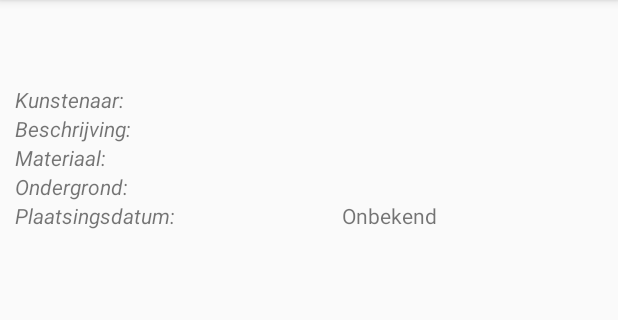
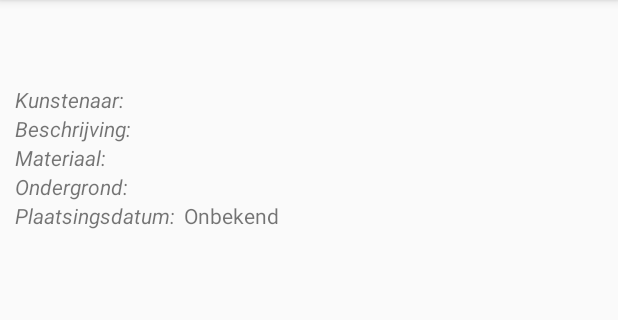
Before and after one commit to marcello505/Programmeren3Project, an Android app: the DetailActivity screen opened directly, with no data from a screen before it, on a phone screen of 412 x 824 dp, the part 84-404 px from its top. Run offline under Robolectric (Android 15) with nearby library versions, the phone set to English and light mode, and no system bars; pictures from the network do not load.

Commit message:
Layout change

```diff
--- a/Project/app/src/main/res/layout-land/activity_detail.xml
+++ b/Project/app/src/main/res/layout-land/activity_detail.xml
@@ -51,7 +51,7 @@
             android:id="@+id/tv_activity_detail_kunstenaar_invoer"
             android:layout_width="0dp"
             android:layout_height="wrap_content"
-            android:layout_marginStart="20dp"
+            android:layout_marginStart="40dp"
             android:text="Naam van de kunstenaar"
             app:layout_constraintEnd_toEndOf="parent"
             app:layout_constraintStart_toEndOf="@+id/tv_activity_detail_kunstenaar"
@@ -126,11 +126,11 @@
 
         <TextView
             android:id="@+id/tv_activity_detail_plaatsingsdatum_invoer"
-            android:layout_width="wrap_content"
+            android:layout_width="0dp"
             android:layout_height="wrap_content"
             android:text="datum"
             app:layout_constraintEnd_toEndOf="parent"
-            app:layout_constraintStart_toEndOf="@+id/tv_activity_detail_plaatsingsdatum"
+            app:layout_constraintStart_toStartOf="@+id/tv_activity_detail_ondergrond_invoer"
             app:layout_constraintTop_toBottomOf="@+id/tv_activity_detail_ondergrond_invoer" />
 
         <Button
--- a/Project/app/src/main/res/layout/activity_detail.xml
+++ b/Project/app/src/main/res/layout/activity_detail.xml
@@ -52,7 +52,7 @@
             android:id="@+id/tv_activity_detail_kunstenaar_invoer"
             android:layout_width="0dp"
             android:layout_height="wrap_content"
-            android:layout_marginStart="20dp"
+            android:layout_marginStart="40dp"
             android:text="Naam van de kunstenaar"
             app:layout_constraintEnd_toEndOf="parent"
             app:layout_constraintStart_toEndOf="@+id/tv_activity_detail_kunstenaar"
@@ -127,11 +127,11 @@
 
         <TextView
             android:id="@+id/tv_activity_detail_plaatsingsdatum_invoer"
-            android:layout_width="wrap_content"
+            android:layout_width="0dp"
             android:layout_height="wrap_content"
             android:text="datum"
             app:layout_constraintEnd_toEndOf="parent"
-            app:layout_constraintStart_toEndOf="@+id/tv_activity_detail_plaatsingsdatum"
+            app:layout_constraintStart_toStartOf="@+id/tv_activity_detail_ondergrond_invoer"
             app:layout_constraintTop_toBottomOf="@+id/tv_activity_detail_ondergrond_invoer" />
 
         <Button
```
